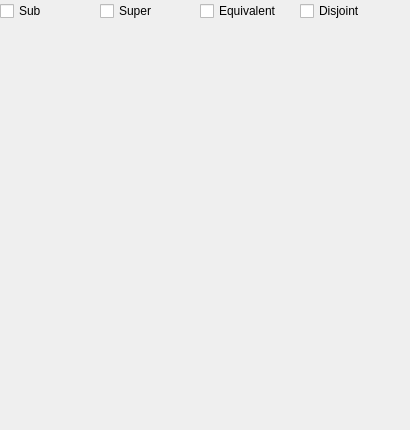
First picture: the form in plugins/fileio/ontology/widgets/detailvisualizationdockwidget.ui, repository ZongleiJiao/OntologyViewer, before the edit.
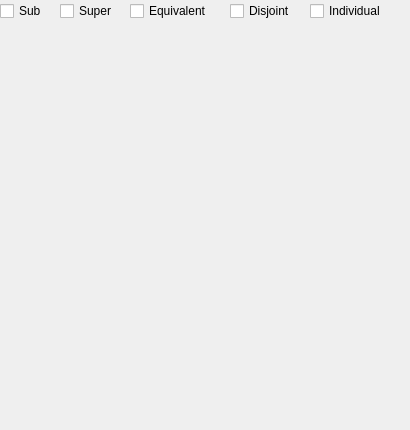
Second picture: the form after the edit.

```diff
--- a/plugins/fileio/ontology/widgets/detailvisualizationdockwidget.ui
+++ b/plugins/fileio/ontology/widgets/detailvisualizationdockwidget.ui
@@ -36,7 +36,7 @@
      <rect>
       <x>0</x>
       <y>0</y>
-      <width>97</width>
+      <width>61</width>
       <height>22</height>
      </rect>
     </property>
@@ -47,9 +47,9 @@
    <widget class="QCheckBox" name="checkBox_2">
     <property name="geometry">
      <rect>
-      <x>100</x>
+      <x>60</x>
       <y>0</y>
-      <width>97</width>
+      <width>71</width>
       <height>22</height>
      </rect>
     </property>
@@ -60,7 +60,7 @@
    <widget class="QCheckBox" name="checkBox_3">
     <property name="geometry">
      <rect>
-      <x>200</x>
+      <x>130</x>
       <y>0</y>
       <width>97</width>
       <height>22</height>
@@ -73,9 +73,9 @@
    <widget class="QCheckBox" name="checkBox_4">
     <property name="geometry">
      <rect>
-      <x>300</x>
+      <x>230</x>
       <y>0</y>
-      <width>97</width>
+      <width>81</width>
       <height>22</height>
      </rect>
     </property>
@@ -83,6 +83,19 @@
      <string>Disjoint</string>
     </property>
    </widget>
+   <widget class="QCheckBox" name="checkBox_5">
+    <property name="geometry">
+     <rect>
+      <x>310</x>
+      <y>0</y>
+      <width>97</width>
+      <height>22</height>
+     </rect>
+    </property>
+    <property name="text">
+     <string>Individual</string>
+    </property>
+   </widget>
   </widget>
  </widget>
  <resources/>
```
